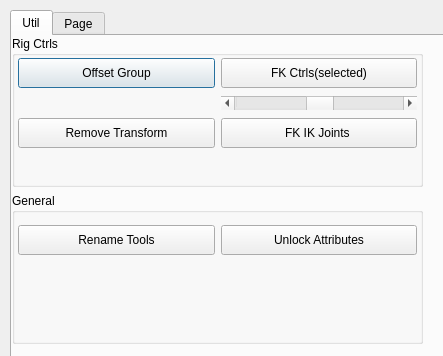
Above: Projects/HacknSlash/python/ui/nb_tools.ui from neilberard/Python-Projects before the change. Below: the same form after it.
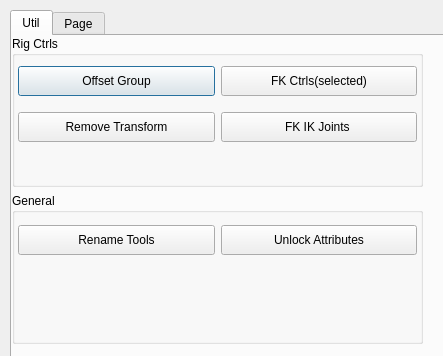
That is the form after the change. Icons and pictures are not drawn.

The edit to the form file:
```diff
--- a/Projects/HacknSlash/python/ui/nb_tools.ui
+++ b/Projects/HacknSlash/python/ui/nb_tools.ui
@@ -124,16 +124,16 @@
             </property>
            </widget>
           </item>
-          <item row="2" column="0">
-           <widget class="QPushButton" name="btn_remove">
-            <property name="minimumSize">
-             <size>
-              <width>0</width>
-              <height>30</height>
-             </size>
+          <item row="1" column="1">
+           <widget class="QPushButton" name="btn_build_ikfk">
+            <property name="sizePolicy">
+             <sizepolicy hsizetype="Preferred" vsizetype="Preferred">
+              <horstretch>0</horstretch>
+              <verstretch>0</verstretch>
+             </sizepolicy>
             </property>
             <property name="text">
-             <string>Remove Transform</string>
+             <string>FK IK Joints </string>
             </property>
            </widget>
           </item>
@@ -159,26 +159,16 @@
             </property>
            </widget>
           </item>
-          <item row="2" column="1">
-           <widget class="QPushButton" name="btn_build_ikfk">
-            <property name="sizePolicy">
-             <sizepolicy hsizetype="Preferred" vsizetype="Preferred">
-              <horstretch>0</horstretch>
-              <verstretch>0</verstretch>
-             </sizepolicy>
+          <item row="1" column="0">
+           <widget class="QPushButton" name="btn_remove">
+            <property name="minimumSize">
+             <size>
+              <width>0</width>
+              <height>30</height>
+             </size>
             </property>
             <property name="text">
-             <string>FK IK Joints </string>
-            </property>
-           </widget>
-          </item>
-          <item row="1" column="1">
-           <widget class="QScrollBar" name="horizontalScrollBar">
-            <property name="sliderPosition">
-             <number>50</number>
-            </property>
-            <property name="orientation">
-             <enum>Qt::Horizontal</enum>
+             <string>Remove Transform</string>
             </property>
            </widget>
           </item>
```
Left out of the diff: 4 changed lines with no effect on the pictures.
